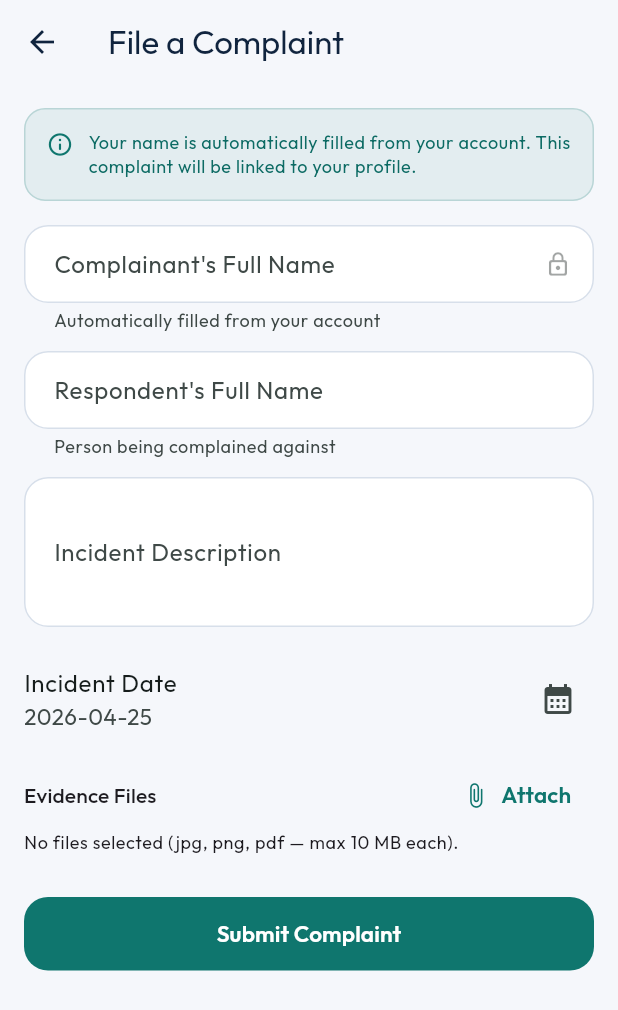
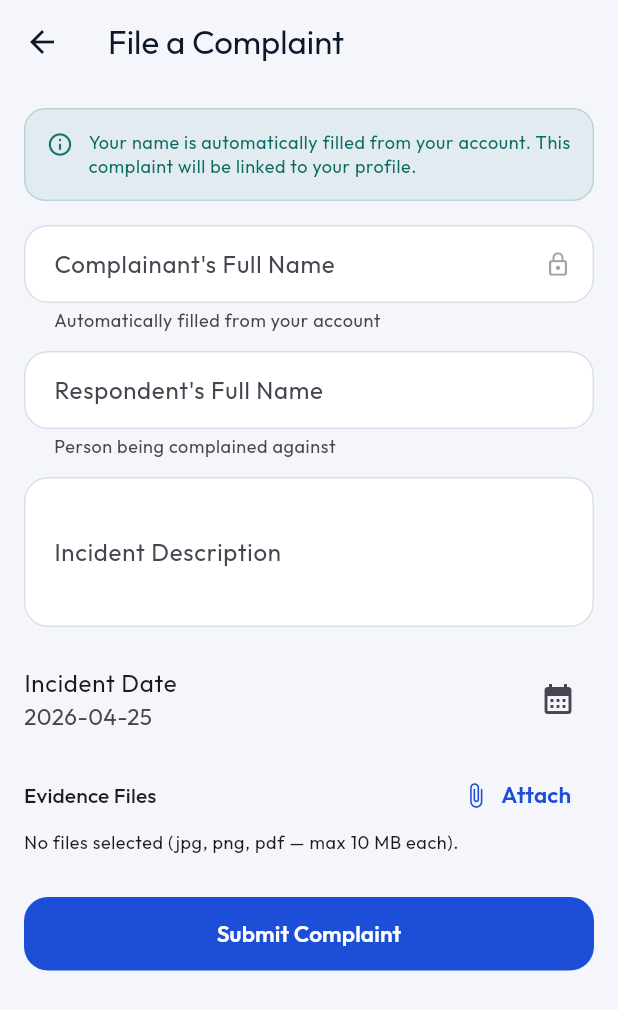
Before and after one commit to red-sakai/eSumbong, a Flutter app: the screen it shows once a user with an empty profile is signed in, after a tap on "File Complaint", on a phone screen of 412 x 824 dp. Shown: the top 1010 px of the screen. Run offline on Flutter 3.47's test engine with Material 3 defaults, Android fonts, the phone set to English and light mode, and no system bars; our stand-ins replace cloud_firestore, file_picker, firebase_auth, firebase_core, flutter_dotenv, flutter_riverpod and 2 more; accounts and stored records are empty.

Commit message:
feat: change theme colors in sections

```diff
--- a/lib/src/core/theme/app_theme.dart
+++ b/lib/src/core/theme/app_theme.dart
@@ -4,13 +4,13 @@ import 'package:google_fonts/google_fonts.dart';
 class AppTheme {
   AppTheme._();
 
-  static const Color primary = Color(0xFF0F766E);
-  static const Color secondary = Color(0xFFF59E0B);
-  static const Color background = Color(0xFFF5F7FB);
+  static const Color primary = Color(0xFF1D4ED8);   // indigo-blue
+  static const Color secondary = Color(0xFFF59E0B); // amber
+  static const Color background = Color(0xFFF4F6FB);
   static const Color surface = Color(0xFFFFFFFF);
-  static const Color surfaceTint = Color(0xFFE6EEF8);
-  static const Color textPrimary = Color(0xFF10243E);
-  static const Color textSecondary = Color(0xFF4A5A70);
+  static const Color surfaceTint = Color(0xFFE8EEFB);
+  static const Color textPrimary = Color(0xFF0F172A);
+  static const Color textSecondary = Color(0xFF475569);
 
   static ThemeData get lightTheme {
     final textTheme = GoogleFonts.outfitTextTheme().copyWith(
--- a/lib/src/features/auth/presentation/auth_screen.dart
+++ b/lib/src/features/auth/presentation/auth_screen.dart
@@ -149,8 +149,8 @@ class _AuthScreenState extends ConsumerState<AuthScreen> {
                         borderRadius: BorderRadius.circular(24),
                         gradient: const LinearGradient(
                           colors: <Color>[
-                            Color(0xFF0F766E),
-                            Color(0xFF155E75),
+                            Color(0xFF1D4ED8),
+                            Color(0xFF1E3A8A),
                           ],
                           begin: Alignment.topLeft,
                           end: Alignment.bottomRight,
@@ -158,7 +158,7 @@ class _AuthScreenState extends ConsumerState<AuthScreen> {
                         boxShadow: <BoxShadow>[
                           BoxShadow(
                             color:
-                                const Color(0xFF0F766E).withValues(alpha: 0.18),
+                                const Color(0xFF1D4ED8).withValues(alpha: 0.22),
                             blurRadius: 24,
                             offset: const Offset(0, 10),
                           ),
@@ -166,30 +166,20 @@ class _AuthScreenState extends ConsumerState<AuthScreen> {
                       ),
                       child: Row(
                         children: <Widget>[
-                          Container(
+                          Image.asset(
+                            'lib/src/assets/esumbong_logo.png',
                             width: 52,
                             height: 52,
-                            decoration: BoxDecoration(
-                              color: Colors.white.withValues(alpha: 0.16),
-                              borderRadius: BorderRadius.circular(14),
-                            ),
-                            child: const Icon(
-                              Icons.verified_user_rounded,
-                              color: Colors.white,
-                            ),
                           ),
                           const SizedBox(width: 14),
                           Expanded(
                             child: Column(
                               crossAxisAlignment: CrossAxisAlignment.start,
                               children: <Widget>[
-                                Text(
-                                  'Welcome to eSumbong',
-                                  style:
-                                      theme.textTheme.titleMedium?.copyWith(
-                                    color: Colors.white,
-                                    fontWeight: FontWeight.w700,
-                                  ),
+                                Image.asset(
+                                  'lib/src/assets/esumbong_text.png',
+                                  height: 22,
+                                  alignment: Alignment.centerLeft,
                                 ),
                                 const SizedBox(height: 4),
                                 Text(
@@ -269,12 +259,12 @@ class _AuthScreenState extends ConsumerState<AuthScreen> {
                                       horizontal: 14, vertical: 10),
                                   decoration: BoxDecoration(
                                     color:
-                                        const Color(0xFF0F766E).withValues(
+                                        const Color(0xFF1D4ED8).withValues(
                                       alpha: 0.08,
                                     ),
                                     borderRadius: BorderRadius.circular(10),
                                     border: Border.all(
-                                      color: const Color(0xFF0F766E)
+                                      color: const Color(0xFF1D4ED8)
                                           .withValues(alpha: 0.25),
                                     ),
                                   ),
@@ -282,14 +272,14 @@ class _AuthScreenState extends ConsumerState<AuthScreen> {
                                     children: <Widget>[
                                       const Icon(Icons.info_outline_rounded,
                                           size: 18,
-                                          color: Color(0xFF0F766E)),
+                                          color: Color(0xFF1D4ED8)),
                                       const SizedBox(width: 8),
                                       Expanded(
                                         child: Text(
                                           'Mock OTP sent — enter any 6 digits to continue.',
                                           style: theme.textTheme.bodySmall
                                               ?.copyWith(
-                                            color: const Color(0xFF0F766E),
+                                            color: const Color(0xFF1D4ED8),
                                           ),
                                         ),
                                       ),
--- a/lib/src/features/cases/data/case_providers.dart
+++ b/lib/src/features/cases/data/case_providers.dart
@@ -89,3 +89,15 @@ final notificationCountProvider = Provider<int>((ref) {
   if (cases == null) return 0;
   return cases.fold<int>(0, (sum, c) => sum + c.events.length);
 });
+
+/// Stores the total notification count at the time the user last
+/// opened the Notifications screen. Used to compute the unread count.
+final notificationLastSeenProvider = StateProvider<int>((_) => 0);
+
+/// Number of notifications the user has NOT yet seen.
+/// Shown on the badge; resets to 0 when [markNotificationsRead] is called.
+final unreadNotificationCountProvider = Provider<int>((ref) {
+  final total = ref.watch(notificationCountProvider);
+  final lastSeen = ref.watch(notificationLastSeenProvider);
+  return (total - lastSeen).clamp(0, 999);
+});
--- a/lib/src/features/chatbot/presentation/ezu_chatbot_screen.dart
+++ b/lib/src/features/chatbot/presentation/ezu_chatbot_screen.dart
@@ -121,39 +121,34 @@ class _EzuChatbotScreenState extends ConsumerState<EzuChatbotScreen> {
           decoration: BoxDecoration(
             borderRadius: BorderRadius.circular(20),
             gradient: const LinearGradient(
-              colors: <Color>[Color(0xFF0F766E), Color(0xFF155E75)],
+              colors: <Color>[Color(0xFF1D4ED8), Color(0xFF1E3A8A)],
               begin: Alignment.topLeft,
               end: Alignment.bottomRight,
             ),
           ),
           child: Row(
             children: <Widget>[
-              Container(
+              // Logo image
+              Image.asset(
+                'lib/src/assets/esumbong_logo.png',
                 width: 40,
                 height: 40,
-                decoration: BoxDecoration(
-                  color: Colors.white.withValues(alpha: 0.18),
-                  borderRadius: BorderRadius.circular(12),
-                ),
-                child:
-                    const Icon(Icons.smart_toy_rounded, color: Colors.white),
               ),
               const SizedBox(width: 12),
               Expanded(
                 child: Column(
                   crossAxisAlignment: CrossAxisAlignment.start,
                   children: <Widget>[
+                    Image.asset(
+                      'lib/src/assets/esumbong_text.png',
+                      height: 20,
+                      alignment: Alignment.centerLeft,
+                    ),
+                    const SizedBox(height: 2),
                     Text(
                       'Ask Ezu — Philippine Legal Assistant',
-                      style: theme.textTheme.bodyMedium?.copyWith(
-                        color: Colors.white,
-                        fontWeight: FontWeight.w600,
-                      ),
-                    ),
-                    Text(
-                      'Philippine Legal Assistant',
                       style: theme.textTheme.bodySmall?.copyWith(
-                        color: Colors.white.withValues(alpha: 0.75),
+                        color: Colors.white.withValues(alpha: 0.82),
                       ),
                     ),
                   ],
--- a/lib/src/features/dashboard/presentation/dashboard_screen.dart
+++ b/lib/src/features/dashboard/presentation/dashboard_screen.dart
@@ -22,6 +22,11 @@ class DashboardScreen extends ConsumerStatefulWidget {
 class _DashboardScreenState extends ConsumerState<DashboardScreen> {
   int _index = 0;
 
+  /// Marks all current notifications as seen, resetting the badge to 0.
+  void _markRead() {
+    final total = ref.read(notificationCountProvider);
+    ref.read(notificationLastSeenProvider.notifier).state = total;
+  }
   @override
   Widget build(BuildContext context) {
     final user = ref.watch(currentUserProvider);
@@ -55,12 +60,15 @@ class _DashboardScreenState extends ConsumerState<DashboardScreen> {
             ),
           ],
           IconButton(
-            onPressed: () => context.push('/notifications'),
+            onPressed: () {
+              _markRead();
+              context.push('/notifications');
+            },
             tooltip: 'View notifications',
             icon: Badge(
-              isLabelVisible: ref.watch(notificationCountProvider) > 0,
+              isLabelVisible: ref.watch(unreadNotificationCountProvider) > 0,
               label: Text(
-                '${ref.watch(notificationCountProvider) > 99 ? '99+' : ref.watch(notificationCountProvider)}',
+                '${ref.watch(unreadNotificationCountProvider) > 99 ? '99+' : ref.watch(unreadNotificationCountProvider)}',
               ),
               child: const Icon(Icons.notifications_none_rounded),
             ),
@@ -78,7 +86,10 @@ class _DashboardScreenState extends ConsumerState<DashboardScreen> {
           : null,
       bottomNavigationBar: NavigationBar(
         selectedIndex: _index,
-        onDestinationSelected: (value) => setState(() => _index = value),
+        onDestinationSelected: (value) {
+          if (value == 2) _markRead(); // Notifications tab
+          setState(() => _index = value);
+        },
         destinations: <NavigationDestination>[
           NavigationDestination(
             icon: Icon(isStaff
@@ -92,9 +103,9 @@ class _DashboardScreenState extends ConsumerState<DashboardScreen> {
           ),
           NavigationDestination(
             icon: Badge(
-              isLabelVisible: ref.watch(notificationCountProvider) > 0,
+              isLabelVisible: ref.watch(unreadNotificationCountProvider) > 0,
               label: Text(
-                '${ref.watch(notificationCountProvider) > 99 ? '99+' : ref.watch(notificationCountProvider)}',
+                '${ref.watch(unreadNotificationCountProvider) > 99 ? '99+' : ref.watch(unreadNotificationCountProvider)}',
               ),
               child: const Icon(Icons.notifications_outlined),
             ),
--- a/lib/src/features/profile/presentation/profile_screen.dart
+++ b/lib/src/features/profile/presentation/profile_screen.dart
@@ -148,7 +148,7 @@ class _ProfileHeader extends StatelessWidget {
       width: double.infinity,
       decoration: const BoxDecoration(
         gradient: LinearGradient(
-          colors: <Color>[Color(0xFF0D6B64), Color(0xFF155E75)],
+          colors: <Color>[Color(0xFF1D4ED8), Color(0xFF1E3A8A)],
           begin: Alignment.topLeft,
           end: Alignment.bottomRight,
         ),
@@ -336,13 +336,13 @@ class _MenuTile extends StatelessWidget {
                   width: 38,
                   height: 38,
                   decoration: BoxDecoration(
-                    color: const Color(0xFF0F766E).withValues(alpha: 0.08),
+                    color: const Color(0xFF1D4ED8).withValues(alpha: 0.08),
                     borderRadius: BorderRadius.circular(10),
                   ),
                   child: Icon(
                     icon,
                     size: 20,
-                    color: const Color(0xFF0F766E),
+                    color: const Color(0xFF1D4ED8),
                   ),
                 ),
                 const SizedBox(width: 14),
--- a/pubspec.yaml
+++ b/pubspec.yaml
@@ -31,3 +31,4 @@ flutter:
   uses-material-design: true
   assets:
     - .env
+    - lib/src/assets/
```
Also changed, not shown: lib/src/features/chatbot/data/ezu_gemini_service.dart (+92 -63 lines), lib/src/assets/esumbong_logo.png (added), lib/src/assets/esumbong_text.png (added).
